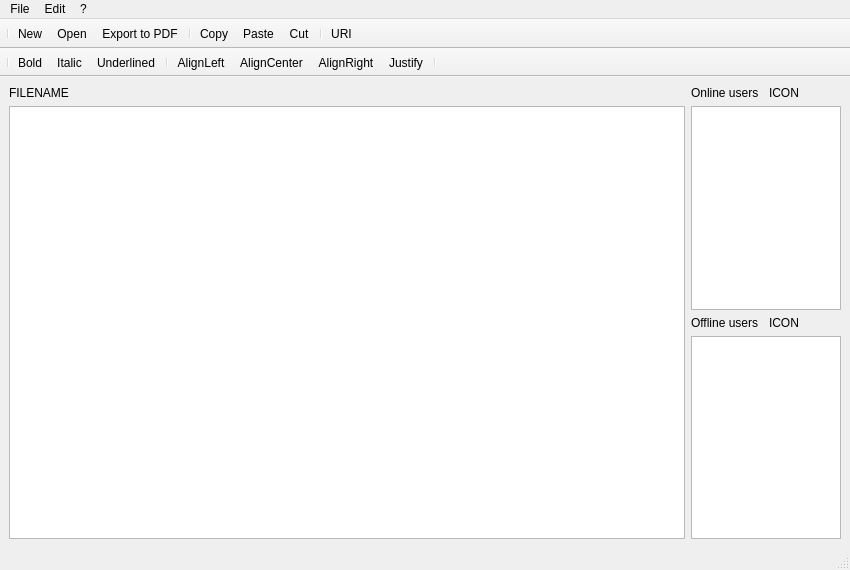
The window that client/editor.ui (PoliDox/PoliDox) describes before a commit, drawn with Qt 5.
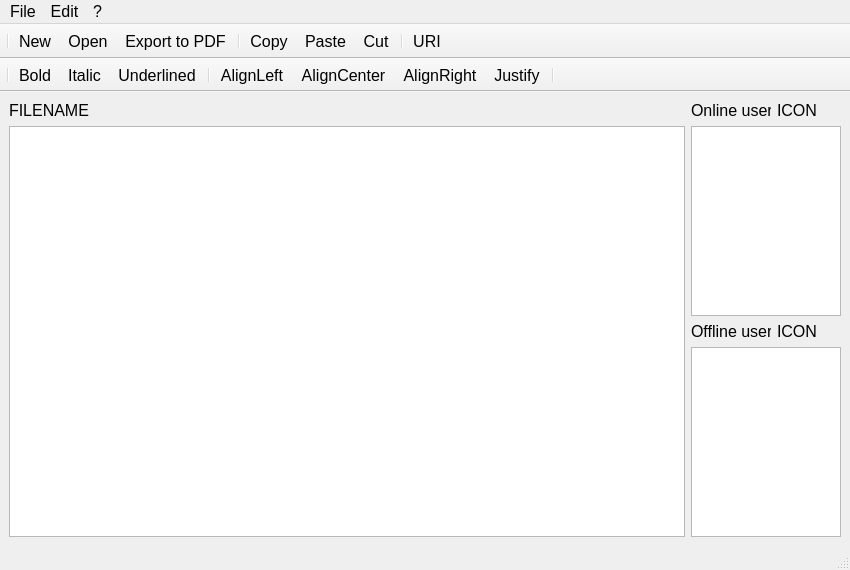
The same window after the commit. Icons and pictures are not drawn.

The edit to the form file:
```diff
--- a/client/editor.ui
+++ b/client/editor.ui
@@ -16,6 +16,12 @@
     <height>400</height>
    </size>
   </property>
+  <property name="font">
+   <font>
+    <family>Lucida Grande</family>
+    <pointsize>12</pointsize>
+   </font>
+  </property>
   <property name="windowTitle">
    <string>MainWindow</string>
   </property>
@@ -245,6 +251,8 @@
    </property>
    <property name="font">
     <font>
+     <family>Lucida Grande</family>
+     <pointsize>12</pointsize>
      <weight>50</weight>
      <bold>false</bold>
     </font>
```
